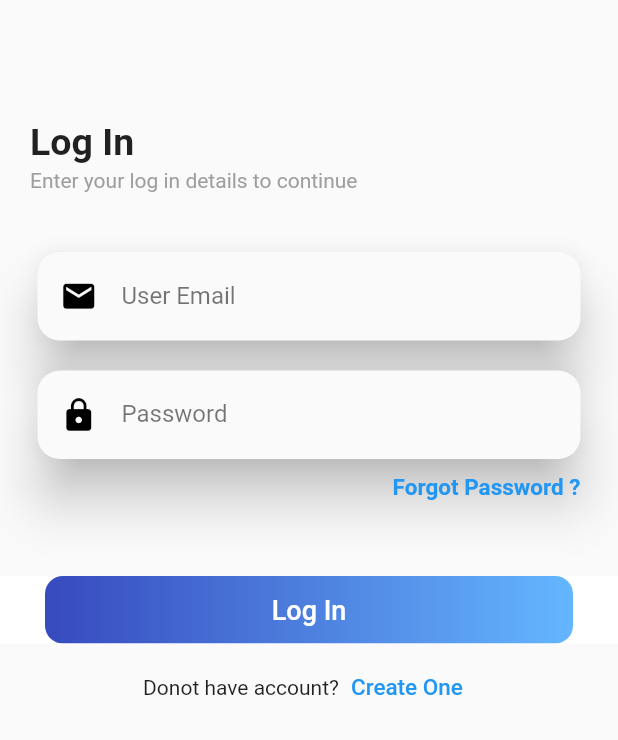
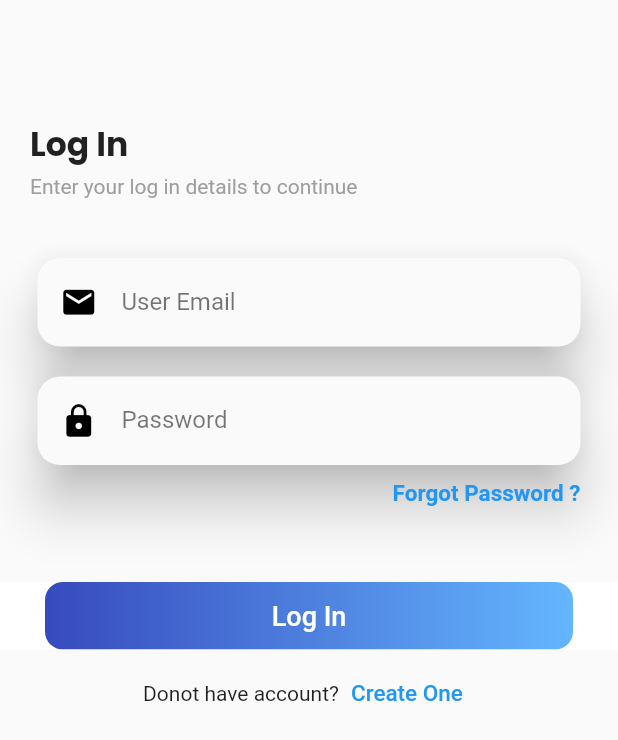
Before and after one commit to abhilashasharma2021/agnitonewsflutter, a Flutter app: the screen it shows after launch, after a tap on "Get Started", on a phone screen of 412 x 824 dp. Shown: the top 740 px of the screen. Run offline on Flutter 3.47's test engine with Material 2 defaults, Android fonts, the phone set to English and light mode, and no system bars.

Commit message:
New Flutter App

```diff
--- a/lib/screens/loginscreen.dart
+++ b/lib/screens/loginscreen.dart
@@ -30,7 +30,7 @@ class _LoginScreenState extends State<LoginScreen> {
               padding: EdgeInsets.only(left: 20.0),
               child: Text(
                 "Log In",
-                style: TextStyle(fontWeight: FontWeight.bold, fontSize: 25),
+                style: TextStyle(fontFamily: "Poppins", fontSize: 22),
               ),
             ),
             const SizedBox(
@@ -136,6 +136,23 @@ class _LoginScreenState extends State<LoginScreen> {
               ],
             ),
 
+           /* const Padding(
+                padding: EdgeInsets.only(right: 25.0, top: 10.0),
+                child: Align(
+                  alignment: Alignment.center,
+                  child: Material(
+                    color: Colors.transparent,
+                    child: Text(
+                      "or continue with",
+                      textAlign: TextAlign.center,
+                      style: TextStyle(
+                          color: Colors.black, fontSize: 15.0,
+                          fontFamily: "Poppins"),
+                    ),
+                  ),
+                )),*/
+
+
           ],
         ),
       ),
```
